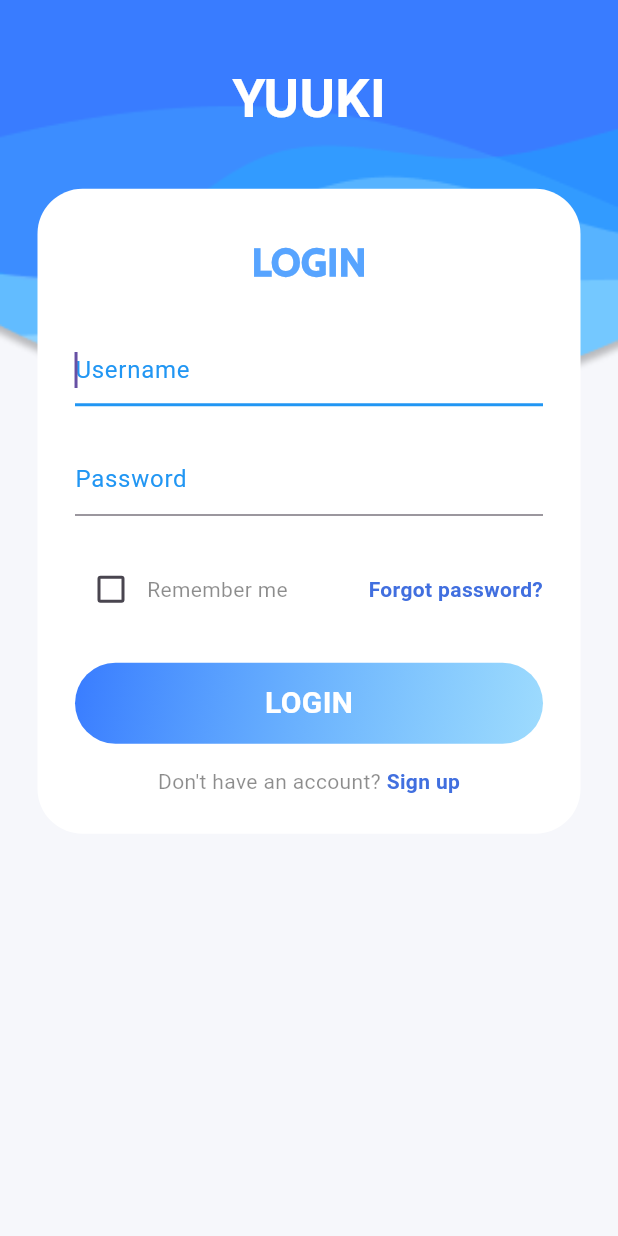
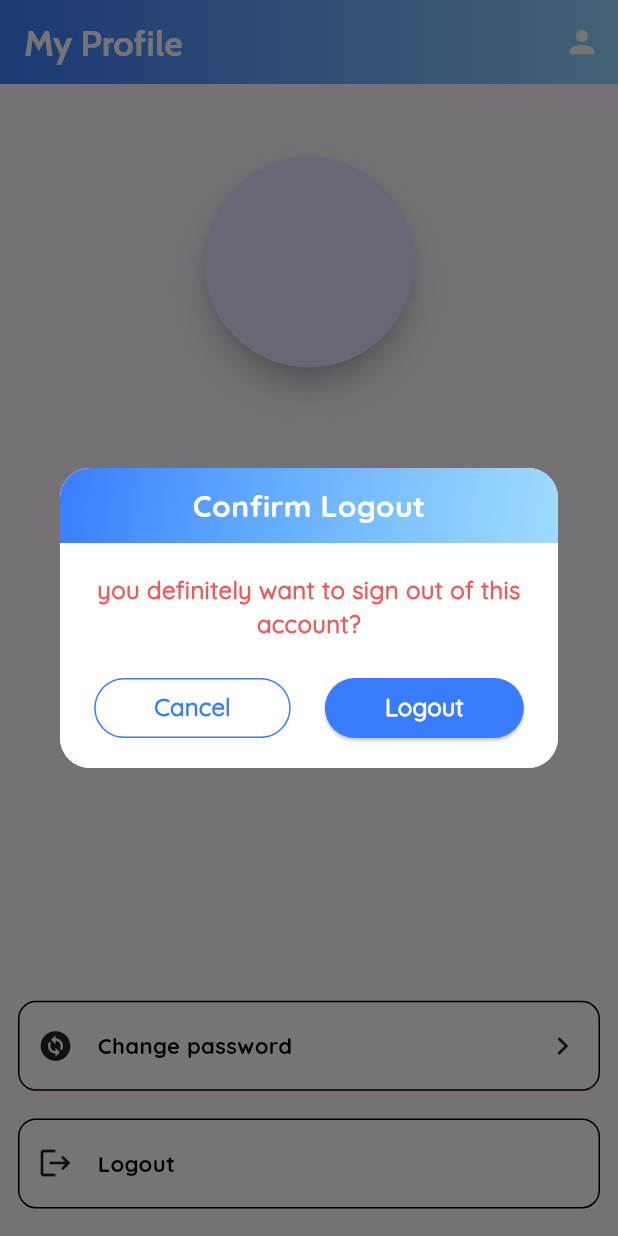
Before and after one commit to HDSamO/yuuki, a Flutter app: the ProfilePage screen opened directly with empty values, after a tap on "Logout", on a phone screen of 412 x 824 dp. Run offline on Flutter 3.47's test engine with Material 3 defaults, Android fonts, the phone set to English and light mode, and no system bars; drawn by our look-alikes of avatar_glow; our stand-ins replace cloud_firestore, draggable_home, firebase_auth, firebase_core, flip_card, flutter_tts and 5 more; missing offline and left inert: card_actions, scaled_list, tab_container; accounts and stored records are empty; network calls fail; Roboto replaces fonts that are missing (Jua).

Commit message:
update view topic

```diff
--- a/yuuki/lib/pages/profile_page.dart
+++ b/yuuki/lib/pages/profile_page.dart
@@ -8,6 +8,7 @@ import 'package:yuuki/screens/login_screen.dart';
 import 'package:yuuki/utils/const.dart';
 import 'package:yuuki/utils/demension.dart';
 import 'package:yuuki/widgets/customs/custom_dialog_change_password.dart';
+import 'package:yuuki/widgets/customs/custom_dialog_conform.dart';
 import 'package:yuuki/widgets/customs/custom_fragment_scaffold.dart';
 import 'package:yuuki/widgets/customs/custom_item_profile.dart';
 
@@ -137,12 +138,19 @@ class ProfilePage extends StatelessWidget {
                     text: "Logout",
                     more: false,
                     onTap: () {
-                      Future<void> saveUserToSharedPreferences() async {
+                      showDialog(
+                        context: context,
+                        builder: (BuildContext context) {
+                          return CustomDialogConfirm(
+                            title: "Confirm Logout",
+                            content:
+                                "you definitely want to sign out of this account?",
+                            okeText: "Logout",
+                            onPressed: () async {
                               final SharedPreferences prefs =
                                   await SharedPreferences.getInstance();
-                        prefs.setString('id', '');
-                        prefs.setString('email', '');
-                      }
+                              await prefs.setString('id', '');
+                              await prefs.setString('email', '');
 
                               Navigator.pushAndRemoveUntil(
                                 context,
@@ -150,6 +158,10 @@ class ProfilePage extends StatelessWidget {
                                   builder: (context) => LoginScreen(),
                                 ),
                                 (route) => false,
+                              );
+                            },
+                          );
+                        },
                       );
                     },
                   ),
--- /dev/null
+++ b/yuuki/lib/widgets/customs/custom_dialog_conform.dart
@@ -0,0 +1,114 @@
+import 'package:flutter/material.dart';
+import 'package:yuuki/utils/const.dart';
+
+class CustomDialogConfirm extends StatelessWidget {
+  final VoidCallback onPressed;
+  final String okeText;
+  final String content;
+  final String title;
+
+  CustomDialogConfirm({
+    required this.onPressed,
+    required this.okeText,
+    required this.content,
+    required this.title,
+  });
+
+  @override
+  Widget build(BuildContext context) {
+    return Dialog(
+      shape: RoundedRectangleBorder(borderRadius: BorderRadius.circular(20)),
+      child: Container(
+        height: 200,
+        decoration: BoxDecoration(
+          color: Colors.white,
+          borderRadius: BorderRadius.circular(20),
+        ),
+        child: Column(
+          children: [
+            Container(
+              height: 50,
+              decoration: BoxDecoration(
+                borderRadius: BorderRadius.vertical(top: Radius.circular(20)),
+                gradient: LinearGradient(
+                  begin: Alignment.topLeft,
+                  end: Alignment.bottomRight,
+                  colors: [
+                    Color(0xFF397CFF),
+                    Color(0x803DB7FC),
+                  ],
+                ),
+              ),
+              alignment: Alignment.center,
+              child: Text(
+                title,
+                style: TextStyle(
+                  fontSize: 20,
+                  fontFamily: "Quicksand",
+                  color: Colors.white,
+                  fontWeight: FontWeight.bold,
+                ),
+              ),
+            ),
+            SizedBox(height: 20),
+            Padding(
+              padding: const EdgeInsets.symmetric(horizontal: 20),
+              child: Text(
+                content,
+                style: TextStyle(
+                  fontSize: 16,
+                  fontFamily: "QuicksandRegular",
+                  color: Color(0xffec5b5b),
+                  fontWeight: FontWeight.bold,
+                ),
+                textAlign: TextAlign.center,
+              ),
+            ),
+            SizedBox(height: 20),
+            Row(
+              mainAxisAlignment: MainAxisAlignment.spaceEvenly,
+              children: [
+                OutlinedButton(
+                  onPressed: () {
+                    Navigator.pop(context);
+                  },
+                  child: Text(
+                    "Cancel",
+                    style: TextStyle(
+                      fontSize: 16,
+                      fontFamily: "QuicksandRegular",
+                      color: AppColors.mainColor,
+                      fontWeight: FontWeight.bold,
+                    ),
+                  ),
+                  style: OutlinedButton.styleFrom(
+                    padding: EdgeInsets.symmetric(vertical: 8, horizontal: 40),
+                    side: BorderSide(color: AppColors.mainColor),
+                  ),
+                ),
+                ElevatedButton(
+                  onPressed: () {
+                    onPressed();
+                  },
+                  child: Text(
+                    okeText,
+                    style: TextStyle(
+                      fontSize: 16,
+                      fontFamily: "QuicksandRegular",
+                      color: Colors.white,
+                      fontWeight: FontWeight.bold,
+                    ),
+                  ),
+                  style: ElevatedButton.styleFrom(
+                    padding: EdgeInsets.symmetric(vertical: 8, horizontal: 40),
+                    backgroundColor: AppColors.mainColor,
+                  ),
+                ),
+              ],
+            ),
+          ],
+        ),
+      ),
+    );
+  }
+}
--- a/yuuki/lib/widgets/items/item_view_topic.dart
+++ b/yuuki/lib/widgets/items/item_view_topic.dart
@@ -88,13 +88,15 @@ class _ItemViewTopicState extends State<ItemViewTopic> {
                     ),
                     IconButton(
                       onPressed: () {
-                        if (hasContent()) {
+                        if (hasContent() && isEdit) {
                           _showDeleteConfirmationDialog();
                         } else {
                           widget.onRemove();
                         }
                       },
-                      icon: Icon(Icons.cancel, color: Colors.black),
+                      icon: isEdit
+                          ? Icon(Icons.cancel, color: Colors.black)
+                          : SizedBox(),
                     )
                   ],
                 ),
```
Also changed, not shown: yuuki/lib/screens/view_topic.dart (+129 -9 lines), yuuki/lib/services/topic_service.dart (+51 -28 lines). Lines whose indentation alone changed are shown as unchanged.
